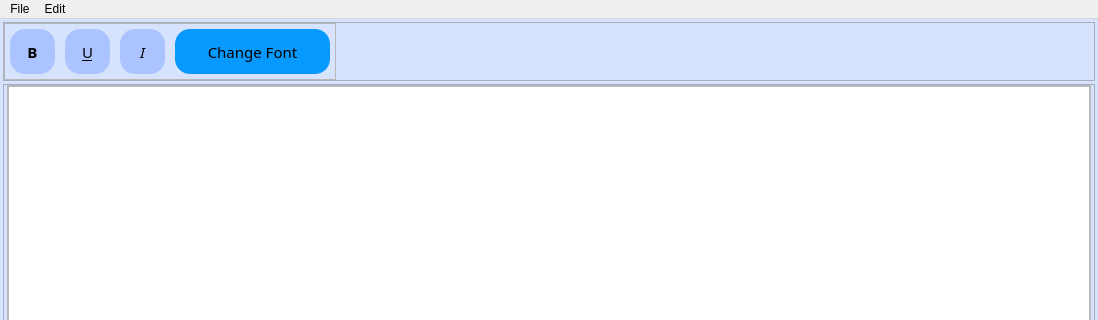
Old version of the form UI/Bible Notes.ui in the repository Christo77793/The-Living-Word; both pictures show x 0 to 1098 and y 0 to 320 of the 1098 by 870 pixel window.
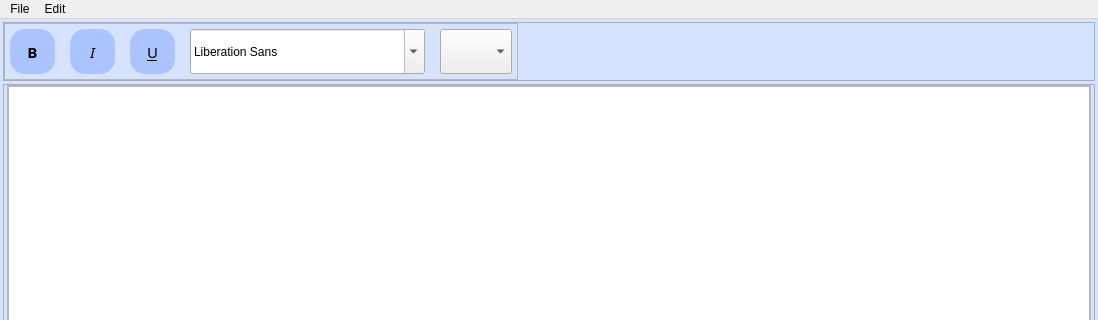
New version of the form. Icons and pictures are not drawn.

```diff
--- a/UI/Bible Notes.ui
+++ b/UI/Bible Notes.ui
@@ -54,12 +54,10 @@
       </property>
       <property name="styleSheet">
        <string notr="true">QPushButton{
-	background-color: rgba(171, 196, 255, 1);
 	border-radius: 15px;
 }
 
 QPushButton:hover{
-	background-color: rgb(163, 187, 243);
 	border-radius: 15px;
 }</string>
       </property>
@@ -119,7 +117,7 @@
            <number>5</number>
           </property>
           <property name="horizontalSpacing">
-           <number>10</number>
+           <number>15</number>
           </property>
           <property name="verticalSpacing">
            <number>5</number>
@@ -152,41 +150,21 @@
             <property name="toolTip">
              <string>Bold</string>
             </property>
+            <property name="styleSheet">
+             <string notr="true">QPushButton{
+	background-color: rgba(171, 196, 255, 1);
+}
+
+QPushButton:hover{
+	background-color: rgb(163, 187, 243);
+}</string>
+            </property>
             <property name="text">
              <string>B</string>
             </property>
            </widget>
           </item>
           <item row="0" column="2">
-           <widget class="QPushButton" name="italicButton">
-            <property name="minimumSize">
-             <size>
-              <width>45</width>
-              <height>45</height>
-             </size>
-            </property>
-            <property name="maximumSize">
-             <size>
-              <width>45</width>
-              <height>45</height>
-             </size>
-            </property>
-            <property name="font">
-             <font>
-              <family>Goudy Old Style</family>
-              <pointsize>11</pointsize>
-              <italic>true</italic>
-             </font>
-            </property>
-            <property name="toolTip">
-             <string>Italic</string>
-            </property>
-            <property name="text">
-             <string>I</string>
-            </property>
-           </widget>
-          </item>
-          <item row="0" column="1">
            <widget class="QPushButton" name="underlineButton">
             <property name="minimumSize">
              <size>
@@ -210,22 +188,31 @@
             <property name="toolTip">
              <string>Underline</string>
             </property>
+            <property name="styleSheet">
+             <string notr="true">QPushButton{
+	background-color: rgba(171, 196, 255, 1);
+}
+
+QPushButton:hover{
+	background-color: rgb(163, 187, 243);
+}</string>
+            </property>
             <property name="text">
              <string>U</string>
             </property>
            </widget>
           </item>
-          <item row="0" column="3">
-           <widget class="QPushButton" name="changefontButton">
+          <item row="0" column="1">
+           <widget class="QPushButton" name="italicButton">
             <property name="minimumSize">
              <size>
-              <width>155</width>
+              <width>45</width>
               <height>45</height>
              </size>
             </property>
             <property name="maximumSize">
              <size>
-              <width>155</width>
+              <width>45</width>
               <height>45</height>
              </size>
             </property>
@@ -233,19 +220,67 @@
              <font>
               <family>Goudy Old Style</family>
               <pointsize>11</pointsize>
+              <italic>true</italic>
              </font>
             </property>
+            <property name="toolTip">
+             <string>Italic</string>
+            </property>
             <property name="styleSheet">
              <string notr="true">QPushButton{
-	background-color: rgb(7, 153, 254);
+	background-color: rgba(171, 196, 255, 1);
 }
 
 QPushButton:hover{
-	background-color: rgb(6, 144, 235);
+	background-color: rgb(163, 187, 243);
 }</string>
             </property>
             <property name="text">
-             <string>Change Font</string>
+             <string>I</string>
+            </property>
+           </widget>
+          </item>
+          <item row="0" column="4">
+           <widget class="QFontComboBox" name="changeFontButton">
+            <property name="minimumSize">
+             <size>
+              <width>0</width>
+              <height>45</height>
+             </size>
+            </property>
+            <property name="maximumSize">
+             <size>
+              <width>16777215</width>
+              <height>45</height>
+             </size>
+            </property>
+            <property name="font">
+             <font>
+              <family>Goudy Old Style</family>
+              <pointsize>9</pointsize>
+             </font>
+            </property>
+           </widget>
+          </item>
+          <item row="0" column="5">
+           <widget class="QComboBox" name="changeFontSizeButton">
+            <property name="minimumSize">
+             <size>
+              <width>0</width>
+              <height>45</height>
+             </size>
+            </property>
+            <property name="maximumSize">
+             <size>
+              <width>16777215</width>
+              <height>45</height>
+             </size>
+            </property>
+            <property name="font">
+             <font>
+              <family>Goudy Old Style</family>
+              <pointsize>9</pointsize>
+             </font>
             </property>
            </widget>
           </item>
@@ -313,9 +348,12 @@
             <number>0</number>
            </property>
            <item>
-            <widget class="QPlainTextEdit" name="noteArea">
-             <property name="plainText">
-              <string/>
+            <widget class="QTextEdit" name="noteArea">
+             <property name="font">
+              <font>
+               <family>MS Shell Dlg 2</family>
+               <pointsize>13</pointsize>
+              </font>
              </property>
             </widget>
            </item>
@@ -449,7 +487,7 @@
             </property>
             <property name="icon">
              <iconset>
-              <normaloff>C:/Users/chris/Downloads/Project Icons/undo.png</normaloff>C:/Users/chris/Downloads/Project Icons/undo.png</iconset>
+              <normaloff>../Images/Buttons/undo.png</normaloff>../Images/Buttons/undo.png</iconset>
             </property>
            </widget>
           </item>
@@ -513,7 +551,7 @@
             </property>
             <property name="icon">
              <iconset>
-              <normaloff>C:/Users/chris/Downloads/Project Icons/redo.png</normaloff>C:/Users/chris/Downloads/Project Icons/redo.png</iconset>
+              <normaloff>../Images/Buttons/redo.png</normaloff>../Images/Buttons/redo.png</iconset>
             </property>
             <property name="iconSize">
              <size>
```
